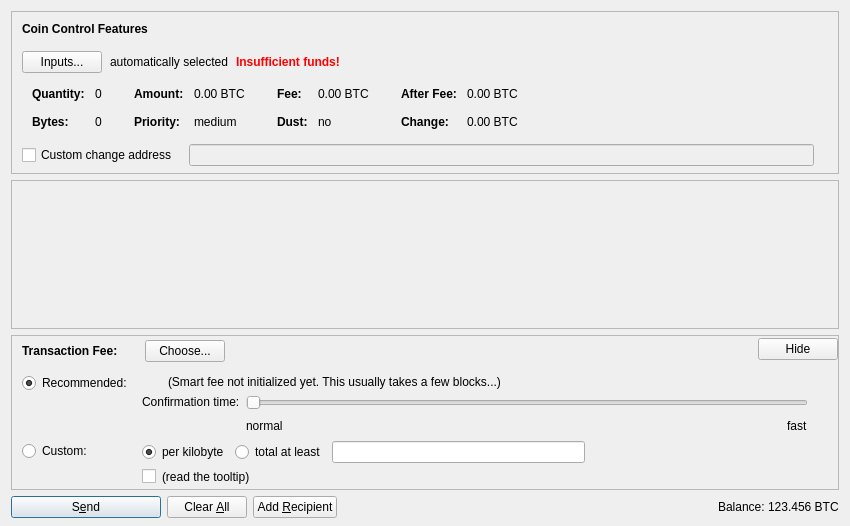
Before: the Qt Designer form src/qt/forms/sendcoinsdialog.ui in bitcoinplusorg/xbcwalletsource, drawn with Qt 5.
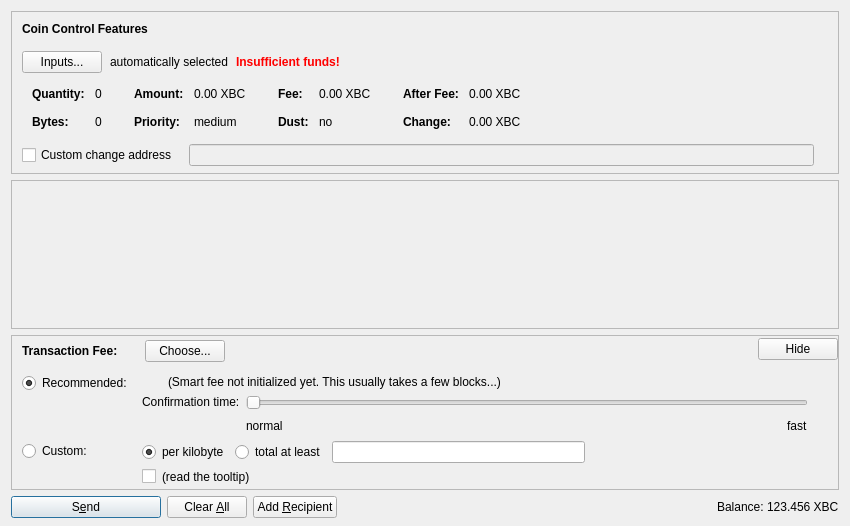
After: the same form once the commit is applied. Icons and pictures are not drawn. Custom widgets are drawn as their Qt base class.

Diff of the .ui file:
```diff
--- a/src/qt/forms/sendcoinsdialog.ui
+++ b/src/qt/forms/sendcoinsdialog.ui
@@ -324,7 +324,7 @@
                   <enum>Qt::ActionsContextMenu</enum>
                  </property>
                  <property name="text">
-                  <string notr="true">0.00 BTC</string>
+                  <string notr="true">0.00 XBC</string>
                  </property>
                  <property name="textInteractionFlags">
                   <set>Qt::LinksAccessibleByMouse|Qt::TextSelectableByKeyboard|Qt::TextSelectableByMouse</set>
@@ -404,7 +404,7 @@
                   <enum>Qt::ActionsContextMenu</enum>
                  </property>
                  <property name="text">
-                  <string notr="true">0.00 BTC</string>
+                  <string notr="true">0.00 XBC</string>
                  </property>
                  <property name="textInteractionFlags">
                   <set>Qt::LinksAccessibleByMouse|Qt::TextSelectableByKeyboard|Qt::TextSelectableByMouse</set>
@@ -484,7 +484,7 @@
                   <enum>Qt::ActionsContextMenu</enum>
                  </property>
                  <property name="text">
-                  <string notr="true">0.00 BTC</string>
+                  <string notr="true">0.00 XBC</string>
                  </property>
                  <property name="textInteractionFlags">
                   <set>Qt::LinksAccessibleByMouse|Qt::TextSelectableByKeyboard|Qt::TextSelectableByMouse</set>
@@ -513,7 +513,7 @@
                   <enum>Qt::ActionsContextMenu</enum>
                  </property>
                  <property name="text">
-                  <string notr="true">0.00 BTC</string>
+                  <string notr="true">0.00 XBC</string>
                  </property>
                  <property name="textInteractionFlags">
                   <set>Qt::LinksAccessibleByMouse|Qt::TextSelectableByKeyboard|Qt::TextSelectableByMouse</set>
@@ -1299,7 +1299,7 @@
           <cursorShape>IBeamCursor</cursorShape>
          </property>
          <property name="text">
-          <string notr="true">123.456 BTC</string>
+          <string notr="true">123.456 XBC</string>
          </property>
          <property name="textInteractionFlags">
           <set>Qt::LinksAccessibleByMouse|Qt::TextSelectableByKeyboard|Qt::TextSelectableByMouse</set>
```
